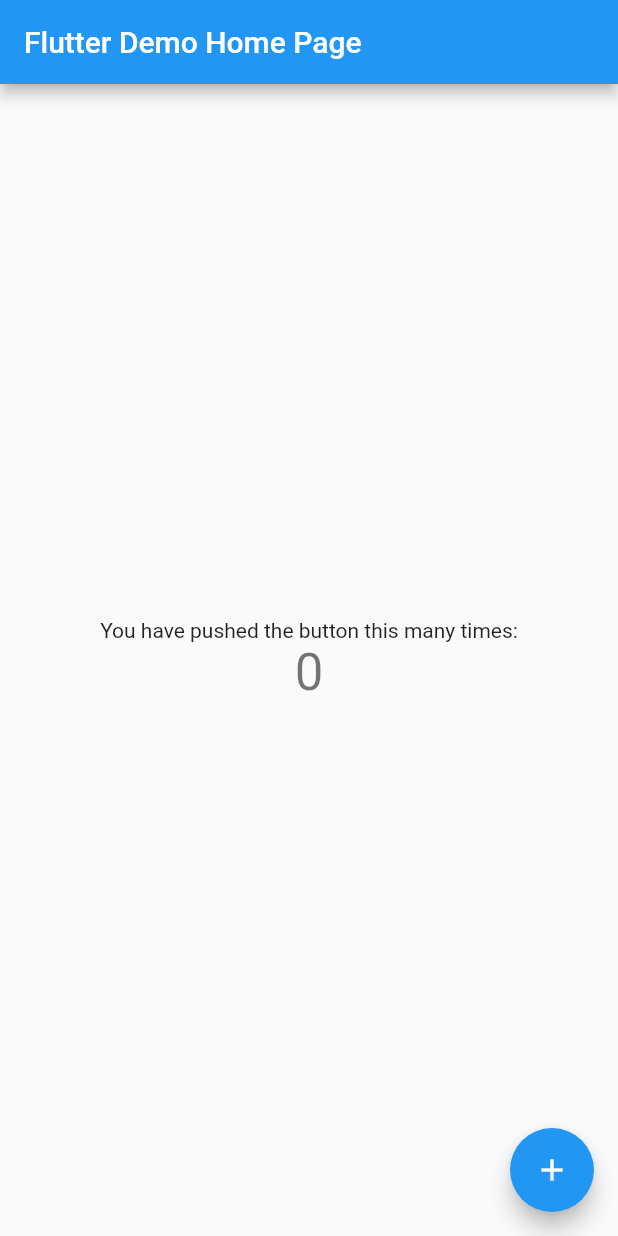
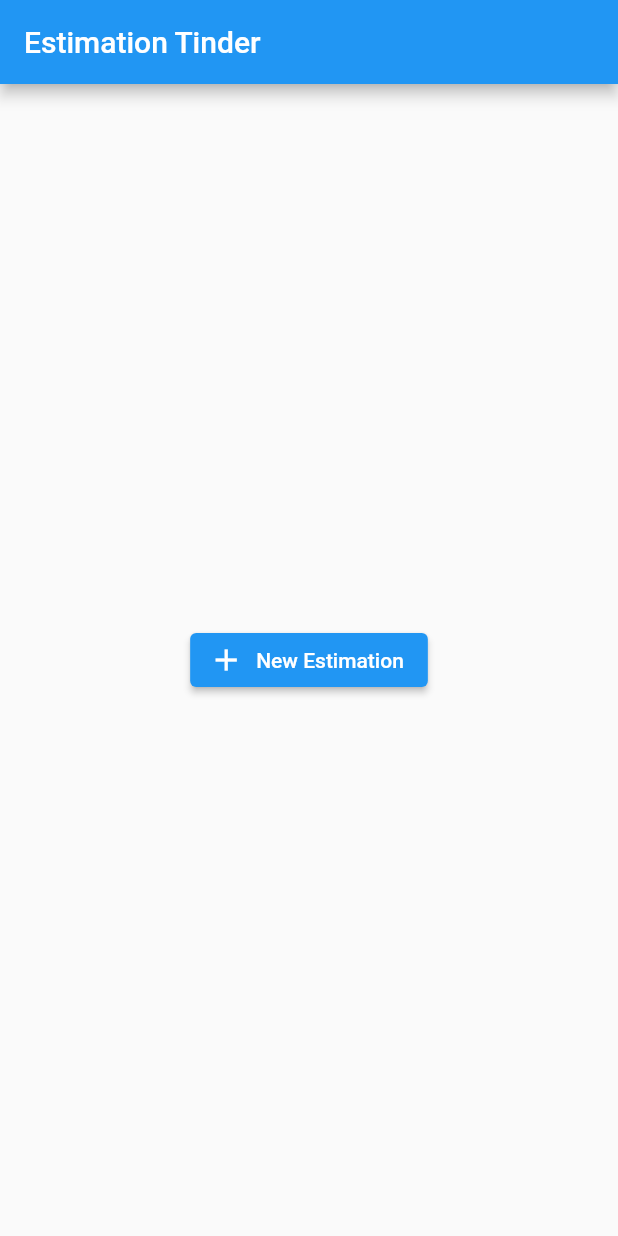
Before and after one commit to finkmoritz/teamutil, a Flutter app: the screen it shows after launch, on a phone screen of 412 x 824 dp. Run offline on Flutter 3.47's test engine with Material 2 defaults, Android fonts, the phone set to English and light mode, and no system bars.

Commit message:
Add HomePage

```diff
--- a/lib/main.dart
+++ b/lib/main.dart
@@ -1,4 +1,5 @@
 import 'package:flutter/material.dart';
+import 'package:teamutil/pages/home_page.dart';
 
 void main() {
   runApp(const MyApp());
@@ -11,105 +12,11 @@
   @override
   Widget build(BuildContext context) {
     return MaterialApp(
-      title: 'Flutter Demo',
+      title: 'Estimation Tinder',
       theme: ThemeData(
-        // This is the theme of your application.
-        //
-        // Try running your application with "flutter run". You'll see the
-        // application has a blue toolbar. Then, without quitting the app, try
-        // changing the primarySwatch below to Colors.green and then invoke
-        // "hot reload" (press "r" in the console where you ran "flutter run",
-        // or simply save your changes to "hot reload" in a Flutter IDE).
-        // Notice that the counter didn't reset back to zero; the application
-        // is not restarted.
         primarySwatch: Colors.blue,
       ),
-      home: const MyHomePage(title: 'Flutter Demo Home Page'),
+      home: const HomePage(),
     );
   }
 }
-
-class MyHomePage extends StatefulWidget {
-  const MyHomePage({super.key, required this.title});
-
-  // This widget is the home page of your application. It is stateful, meaning
-  // that it has a State object (defined below) that contains fields that affect
-  // how it looks.
-
-  // This class is the configuration for the state. It holds the values (in this
-  // case the title) provided by the parent (in this case the App widget) and
-  // used by the build method of the State. Fields in a Widget subclass are
-  // always marked "final".
-
-  final String title;
-
-  @override
-  State<MyHomePage> createState() => _MyHomePageState();
-}
-
-class _MyHomePageState extends State<MyHomePage> {
-  int _counter = 0;
-
-  void _incrementCounter() {
-    setState(() {
-      // This call to setState tells the Flutter framework that something has
-      // changed in this State, which causes it to rerun the build method below
-      // so that the display can reflect the updated values. If we changed
-      // _counter without calling setState(), then the build method would not be
-      // called again, and so nothing would appear to happen.
-      _counter++;
-    });
-  }
-
-  @override
-  Widget build(BuildContext context) {
-    // This method is rerun every time setState is called, for instance as done
-    // by the _incrementCounter method above.
-    //
-    // The Flutter framework has been optimized to make rerunning build methods
-    // fast, so that you can just rebuild anything that needs updating rather
-    // than having to individually change instances of widgets.
-    return Scaffold(
-      appBar: AppBar(
-        // Here we take the value from the MyHomePage object that was created by
-        // the App.build method, and use it to set our appbar title.
-        title: Text(widget.title),
-      ),
-      body: Center(
-        // Center is a layout widget. It takes a single child and positions it
-        // in the middle of the parent.
-        child: Column(
-          // Column is also a layout widget. It takes a list of children and
-          // arranges them vertically. By default, it sizes itself to fit its
-          // children horizontally, and tries to be as tall as its parent.
-          //
-          // Invoke "debug painting" (press "p" in the console, choose the
-          // "Toggle Debug Paint" action from the Flutter Inspector in Android
-          // Studio, or the "Toggle Debug Paint" command in Visual Studio Code)
-          // to see the wireframe for each widget.
-          //
-          // Column has various properties to control how it sizes itself and
-          // how it positions its children. Here we use mainAxisAlignment to
-          // center the children vertically; the main axis here is the vertical
-          // axis because Columns are vertical (the cross axis would be
-          // horizontal).
-          mainAxisAlignment: MainAxisAlignment.center,
-          children: <Widget>[
-            const Text(
-              'You have pushed the button this many times:',
-            ),
-            Text(
-              '$_counter',
-              style: Theme.of(context).textTheme.headline4,
-            ),
-          ],
-        ),
-      ),
-      floatingActionButton: FloatingActionButton(
-        onPressed: _incrementCounter,
-        tooltip: 'Increment',
-        child: const Icon(Icons.add),
-      ), // This trailing comma makes auto-formatting nicer for build methods.
-    );
-  }
-}
--- /dev/null
+++ b/lib/pages/home_page.dart
@@ -0,0 +1,21 @@
+import 'package:flutter/material.dart';
+
+class HomePage extends StatelessWidget {
+  const HomePage({Key? key}) : super(key: key);
+
+  @override
+  Widget build(BuildContext context) {
+    return Scaffold(
+      appBar: AppBar(
+        title: Text('Estimation Tinder'),
+      ),
+      body: Center(
+        child: ElevatedButton.icon(
+          onPressed: () {},
+          icon: Icon(Icons.add),
+          label: Text('New Estimation'),
+        ),
+      ),
+    );
+  }
+}
```
